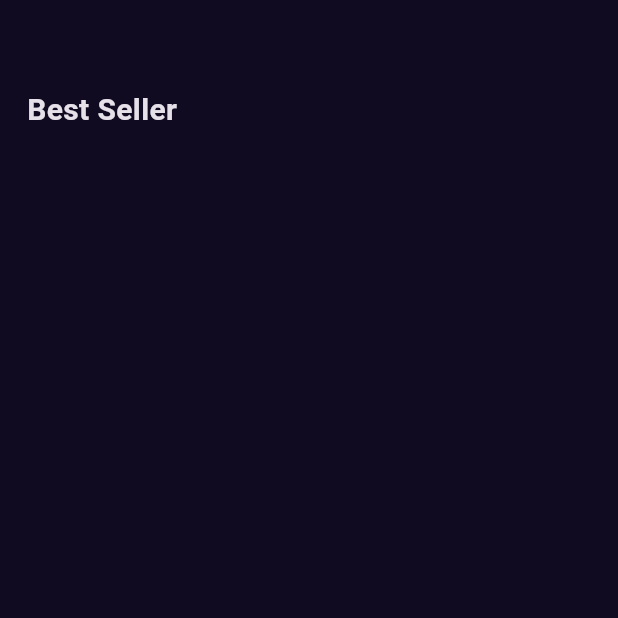
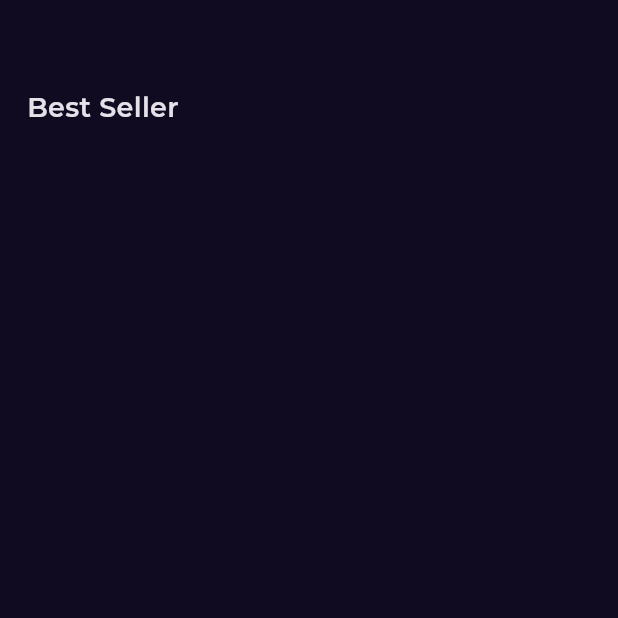
Before and after one commit to mohamedkhames1/ticktak_game, a Flutter app: the screen it shows after launch, on a phone screen of 412 x 824 dp, the part 542-1160 px from its top. Run offline on Flutter 3.47's test engine with Material 3 defaults, Android fonts, the phone set to English and light mode, and no system bars; our stand-ins replace get, google_fonts.

Commit message:
add font family

```diff
--- a/booklyapp/lib/core/utlis/styles.dart
+++ b/booklyapp/lib/core/utlis/styles.dart
@@ -1,5 +1,5 @@
 import 'package:flutter/material.dart';
 
 abstract class Styles{
-  static TextStyle titlemudeim=const TextStyle(fontSize: 20,fontWeight: FontWeight.w600) ;
+  static TextStyle titlemudeim=const TextStyle(fontSize: 18,fontWeight: FontWeight.w600) ;
 }
--- a/booklyapp/lib/main.dart
+++ b/booklyapp/lib/main.dart
@@ -1,6 +1,7 @@
 import 'package:booklyapp/const.dart';
 import 'package:flutter/material.dart';
 import 'package:get/get.dart';
+import 'package:google_fonts/google_fonts.dart';
 import 'features/splash/presentation/views/splash_view.dart';
 
 void main() {
@@ -14,7 +15,9 @@ class BooklyApp extends StatelessWidget {
   Widget build(BuildContext context) {
     return  GetMaterialApp(
       debugShowCheckedModeBanner: false,
-      theme: ThemeData.dark().copyWith(scaffoldBackgroundColor: kprimaryclr,),
+      theme: ThemeData.dark().copyWith(scaffoldBackgroundColor: kprimaryclr,
+      textTheme: GoogleFonts.montserratTextTheme(ThemeData.dark().textTheme)
+      ),
       home: const SplashView(),
     );
   }
--- a/booklyapp/pubspec.yaml
+++ b/booklyapp/pubspec.yaml
@@ -38,6 +38,7 @@ dependencies:
   get: ^4.6.5
   font_awesome_flutter: ^10.4.0
   cached_network_image: ^3.2.3
+  google_fonts: ^6.1.0
 
 dev_dependencies:
   flutter_test:
```
Also changed, not shown: booklyapp/pubspec.lock.
